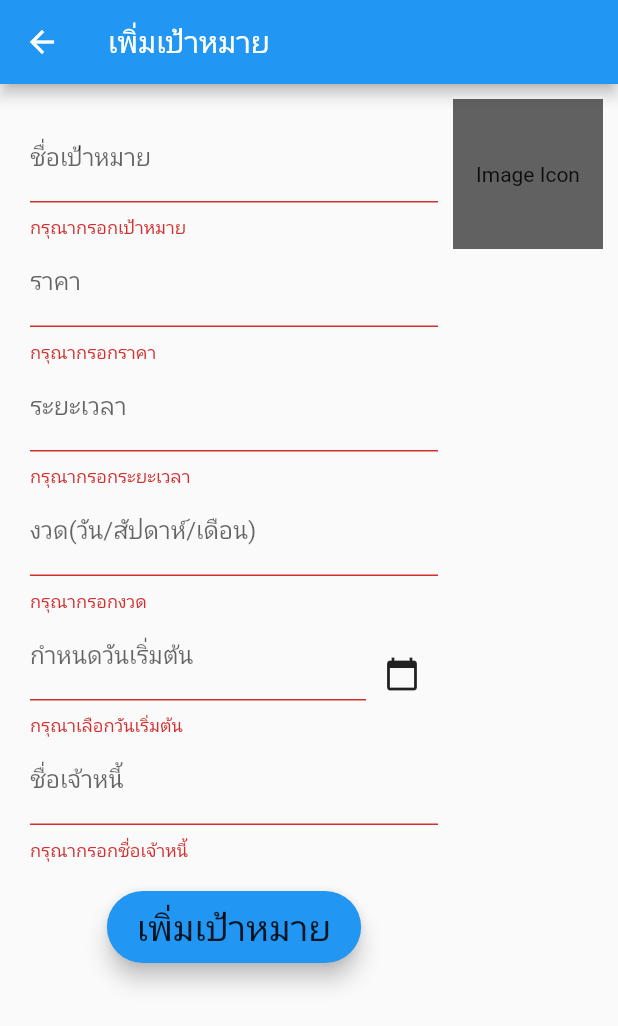
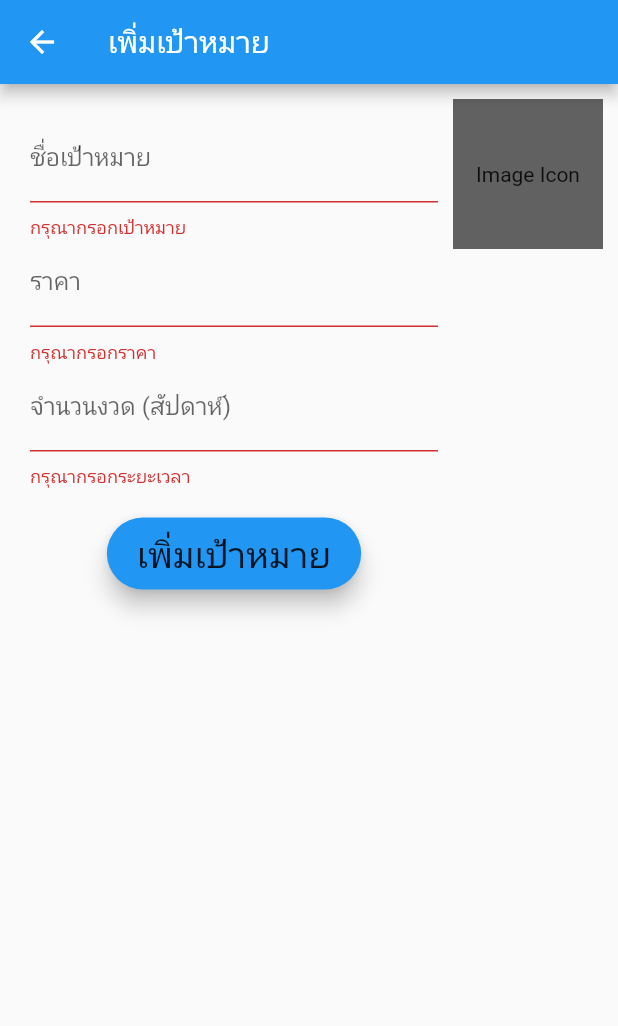
Before and after one commit to neizod/what_a_saving_goal, a Flutter app: the AddGoal screen opened directly, after a tap on "เพิ่มเป้าหมาย", on a phone screen of 412 x 824 dp. Shown: the top 1026 px of the screen. Run offline on Flutter 3.47's test engine with Material 2 defaults, Android fonts, the phone set to English and light mode, and no system bars; our stand-ins replace hive, hive_flutter, percent_indicator; accounts and stored records are empty.

Commit message:
save goal

```diff
--- a/lib/add_goal.dart
+++ b/lib/add_goal.dart
@@ -1,13 +1,16 @@
-import 'package:hive/hive.dart';
+import 'package:flutter/material.dart';
 
-import 'package:flutter/material.dart';
+import 'database_handler.dart';
+
 
 class AddGoalForm extends StatefulWidget{
   @override
   _AddGoalForm createState() => _AddGoalForm();
 }
 
+
 class _AddGoalForm extends State<AddGoalForm>{
+  final DatabaseHandler _database = DatabaseHandler();
   DateTime? _datetime = null;
   final _formKey = GlobalKey<FormState>();
   final Map<String, TextEditingController> formController = {
@@ -41,6 +44,7 @@ class _AddGoalForm extends State<AddGoalForm>{
           ),
           TextFormField(
             controller: formController['price'],
+            keyboardType: TextInputType.number,
             validator: (value) {
               return (value == null || value.isEmpty) ? 'กรุณากรอกราคา' : null;
             },
@@ -50,13 +54,15 @@ class _AddGoalForm extends State<AddGoalForm>{
           ),
           TextFormField(
             controller: formController['duration'],
+            keyboardType: TextInputType.number,
             validator: (value) {
               return (value == null || value.isEmpty) ? 'กรุณากรอกระยะเวลา' : null;
             },
             decoration: InputDecoration(
-              labelText: "ระยะเวลา",
+              labelText: "จำนวนงวด (สัปดาห์)",
             ),
           ),
+          /*
           TextFormField(
             controller: formController['installment'],
             validator: (value) {
@@ -107,6 +113,7 @@ class _AddGoalForm extends State<AddGoalForm>{
               labelText: "ชื่อเจ้าหนี้",
             ),
           ),
+          */
           SizedBox(
             height: 20,
           ),
@@ -127,23 +134,29 @@ class _AddGoalForm extends State<AddGoalForm>{
   }
 
   Future<void> addGoal(bool _debug) async {
-    if(_debug){
+    if (_debug){
       print("Objective Name: ${formController['objectName']?.text}");
       print("Price: ${formController['price']?.text}");
       print("Duration: ${formController['duration']?.text}");
       print("Installment: ${formController['installment']?.text}");
       print("Creditor Name: ${formController['creditorName']?.text}");
     }
-     //Create box.push here with asynchronus method
+    _database.addGoal(
+        name: formController['objectName']?.text,
+        price: formController['price']?.text,
+        period: formController['duration']?.text,
+    );
+    //Create box.push here with asynchronus method
   }
+}
 
-}
 
 class AddGoal extends StatefulWidget{
   static const routeName = '/addGoal';
   @override
   _AddGoal createState() => _AddGoal();
 }
+
 
 class _AddGoal extends State<AddGoal>{
   @override
@@ -183,6 +196,7 @@ class _AddGoal extends State<AddGoal>{
   }
 }
 
+
 class DisabledFocusNode extends FocusNode{
   @override
   bool get hasFocus => false;
--- a/lib/dashboard.dart
+++ b/lib/dashboard.dart
@@ -17,6 +17,7 @@ class Dashboard extends StatefulWidget {
   @override
   State<Dashboard> createState() => _DashboardState();
 }
+
 
 class _DashboardState extends State<Dashboard> {
   final DatabaseHandler _database = DatabaseHandler();
@@ -114,11 +115,12 @@ class _DashboardState extends State<Dashboard> {
               ),
             ),
             FloatingActionButton.extended(
-              onPressed: (){
-                Navigator.push(
+              onPressed: () async {
+                await Navigator.push(
                   context,
                   MaterialPageRoute(builder: (context) => AddGoal()),
                 );
+                setState((){});
               },
               label: Text('เพิ่มเป้าหมาย',
                 style: Theme.of(context).textTheme.headline5,
--- a/lib/database_handler.dart
+++ b/lib/database_handler.dart
@@ -79,7 +79,7 @@ class DatabaseHandler {
         'price': 300000,
         'period': 30,
         'price_per_period': 10000,
-        'paids': [],
+        'paids': [0],
       },
       {
         'name': 'เกษียณ',
@@ -108,4 +108,16 @@ class DatabaseHandler {
     List goals = await listProfileGoals();
     return goals[indexGoal];
   }
+
+  Future<void> addGoal({name: String, price: int, period: int}) async {
+    List goals = await listProfileGoals();
+    goals.add(Map<String, Object>.from({
+      'name': name,
+      'price': int.parse(price),
+      'period': int.parse(period),
+      'price_per_period': int.parse(price) ~/ int.parse(period),
+      'paids': [0],
+    }));
+    await box.put(_profileGoals(indexProfile), goals);
+  }
 }
--- a/pubspec.yaml
+++ b/pubspec.yaml
@@ -15,7 +15,7 @@ publish_to: 'none' # Remove this line if you wish to publish to pub.dev
 # In iOS, build-name is used as CFBundleShortVersionString while build-number used as CFBundleVersion.
 # Read more about iOS versioning at
 # https://developer.apple.com/library/archive/documentation/General/Reference/InfoPlistKeyReference/Articles/CoreFoundationKeys.html
-version: 1.0.0+1
+version: 1.0.0+2
 
 environment:
   sdk: ">=2.12.0 <3.0.0"
```
